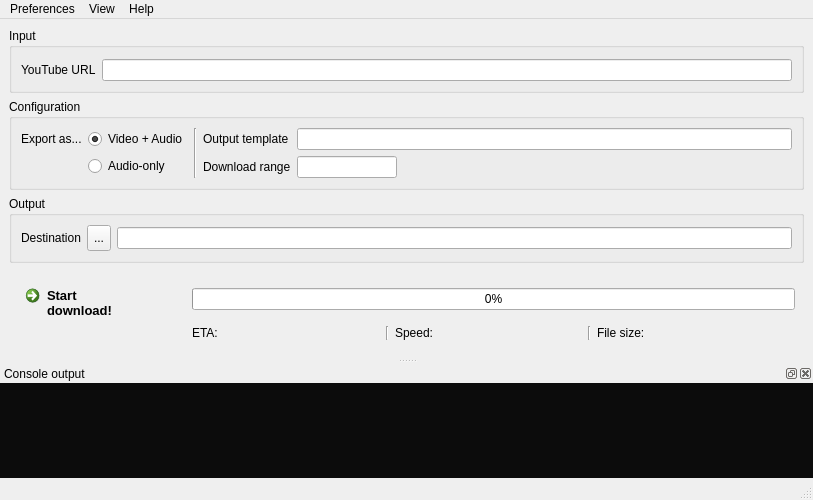
First picture: the form in interface/main.ui, repository MatusGuy/youtube-dl_GUI, before the edit.
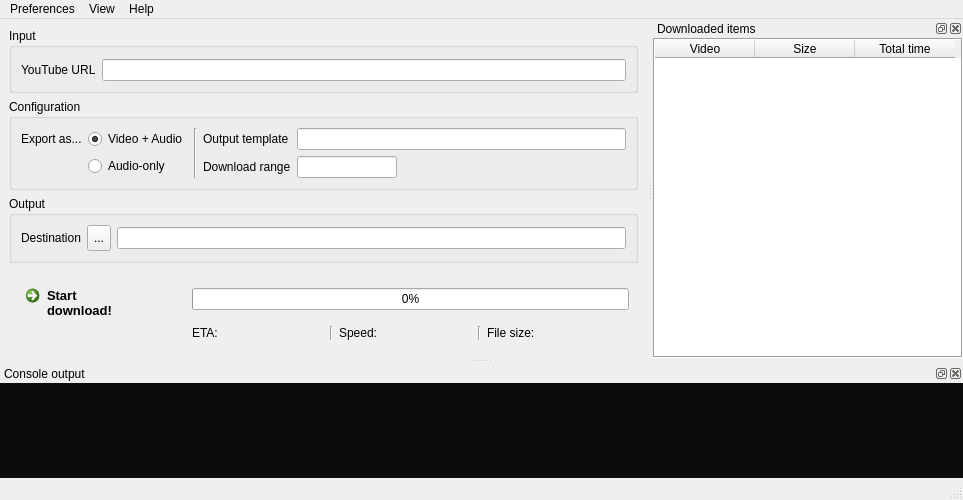
Second picture: the form after the edit. Icons and pictures are not drawn.

Commit message: Added downloaded items lists (not implemented)

```diff
--- a/interface/main.ui
+++ b/interface/main.ui
@@ -6,7 +6,7 @@
    <rect>
     <x>0</x>
     <y>0</y>
-    <width>813</width>
+    <width>963</width>
     <height>500</height>
    </rect>
   </property>
@@ -466,7 +466,7 @@
     <rect>
      <x>0</x>
      <y>0</y>
-     <width>813</width>
+     <width>963</width>
      <height>21</height>
     </rect>
    </property>
@@ -523,7 +523,7 @@
   <widget class="QDockWidget" name="ConsoleDock">
    <property name="sizePolicy">
     <sizepolicy hsizetype="Preferred" vsizetype="Preferred">
-     <horstretch>0</horstretch>
+     <horstretch>1</horstretch>
      <verstretch>1</verstretch>
     </sizepolicy>
    </property>
@@ -576,6 +576,70 @@
     </layout>
    </widget>
   </widget>
+  <widget class="QDockWidget" name="DwItems">
+   <property name="sizePolicy">
+    <sizepolicy hsizetype="Preferred" vsizetype="Preferred">
+     <horstretch>1</horstretch>
+     <verstretch>1</verstretch>
+    </sizepolicy>
+   </property>
+   <property name="minimumSize">
+    <size>
+     <width>310</width>
+     <height>95</height>
+    </size>
+   </property>
+   <property name="features">
+    <set>QDockWidget::AllDockWidgetFeatures</set>
+   </property>
+   <property name="windowTitle">
+    <string>Downloaded items</string>
+   </property>
+   <attribute name="dockWidgetArea">
+    <number>2</number>
+   </attribute>
+   <widget class="QWidget" name="DwItemsListWidget">
+    <layout class="QGridLayout" name="gridLayout_10">
+     <property name="leftMargin">
+      <number>0</number>
+     </property>
+     <property name="topMargin">
+      <number>0</number>
+     </property>
+     <property name="rightMargin">
+      <number>0</number>
+     </property>
+     <property name="bottomMargin">
+      <number>0</number>
+     </property>
+     <item row="0" column="0">
+      <widget class="QTableWidget" name="DwItemsList">
+       <property name="frameShape">
+        <enum>QFrame::Box</enum>
+       </property>
+       <property name="showGrid">
+        <bool>true</bool>
+       </property>
+       <column>
+        <property name="text">
+         <string>Video</string>
+        </property>
+       </column>
+       <column>
+        <property name="text">
+         <string>Size</string>
+        </property>
+       </column>
+       <column>
+        <property name="text">
+         <string>Total time</string>
+        </property>
+       </column>
+      </widget>
+     </item>
+    </layout>
+   </widget>
+  </widget>
   <action name="About">
    <property name="icon">
     <iconset>
```
Left out of the diff: 22 changed lines with no effect on the pictures. The commit also changes 1 other file.
